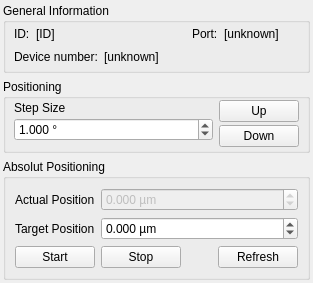
This is ST8SMC4USB/dockWidgetST8SMC4USB.ui in itom-project/plugins as Qt 5 draws it before an edit. The edited form follows.
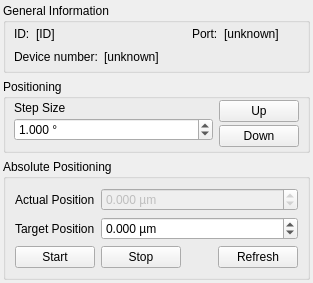
This is the edited form.

Patch:
```diff
--- a/ST8SMC4USB/dockWidgetST8SMC4USB.ui
+++ b/ST8SMC4USB/dockWidgetST8SMC4USB.ui
@@ -257,7 +257,7 @@
       <bool>true</bool>
      </property>
      <property name="title">
-      <string>Absolut Positioning</string>
+      <string>Absolute Positioning</string>
      </property>
      <layout class="QVBoxLayout" name="verticalLayout_2">
       <item>
```
